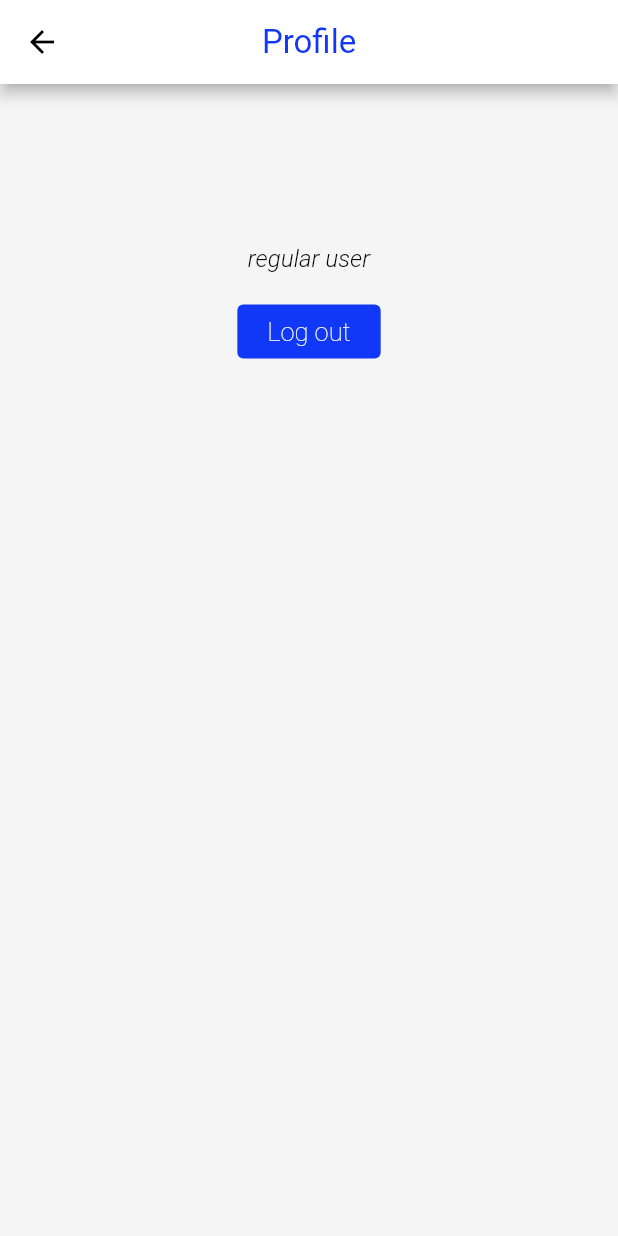
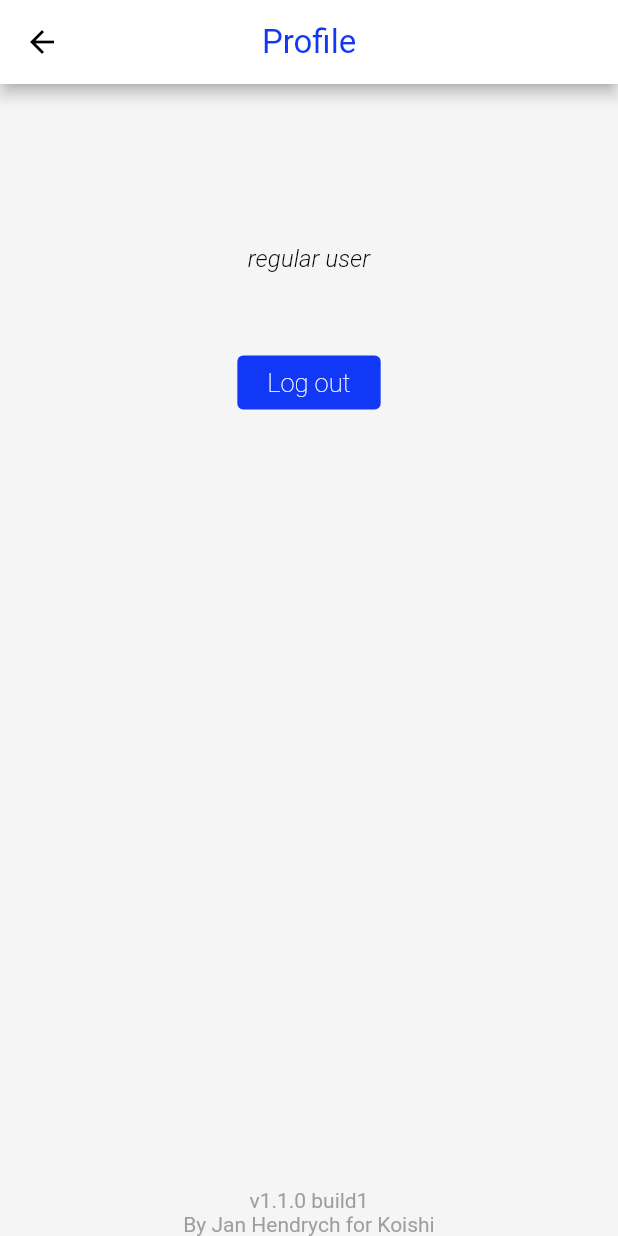
Before and after one commit to koishi-space/koishi-mobile, a Flutter app: the ProfileScreen screen opened directly, on a phone screen of 412 x 824 dp. Run offline on Flutter 3.47's test engine with Material 2 defaults, Android fonts, the phone set to English and light mode, and no system bars; our stand-ins replace connectivity, date_time_picker, get, get_storage, package_info_plus; missing offline and left inert: dart:ffi, jwt_decode; accounts and stored records are empty; network calls fail.

```diff
--- a/koishi/lib/get/app_controller.dart
+++ b/koishi/lib/get/app_controller.dart
@@ -13,6 +13,7 @@ class AppController extends GetxController {
   var serverUrl = "".obs;
   var apiToken = "".obs;
   var collections = List<Collection>.empty(growable: true).obs;
+  var appVersion = "".obs;
   User? user;
 
   static void setAndroidOverlayColor(String color) {
--- a/koishi/lib/pages/profile_screen.dart
+++ b/koishi/lib/pages/profile_screen.dart
@@ -72,15 +72,41 @@ class _ProfileScreenState extends State<ProfileScreen> {
                       .copyWith(fontSize: 16, fontStyle: FontStyle.italic),
                 ),
               ),
+              Padding(
+                padding: const EdgeInsets.only(bottom: 15),
+                child: Text(
+                  AppController.to.serverUrl.string,
+                  style: Theme.of(context)
+                      .textTheme
+                      .headline2!
+                      .copyWith(fontSize: 16, fontWeight: FontWeight.bold),
+                ),
+              ),
               ElevatedButton(
-                  onPressed: () {
-                    AppController.to.user!.logout();
-                    Get.off(() => const ServerScreen(),
-                        transition: Transition.fade);
-                  },
-                  child: const Text("Log out"))
+                onPressed: () {
+                  AppController.to.user!.logout();
+                  Get.off(() => const ServerScreen(),
+                      transition: Transition.fade);
+                },
+                child: const Text("Log out"),
+              ),
+              Expanded(
+                child: Column(
+                  mainAxisAlignment: MainAxisAlignment.end,
+                  children: [
+                    Text(
+                      AppController.to.appVersion.string,
+                      style: const TextStyle(color: Colors.grey),
+                    ),
+                    const Text(
+                      "By Jan Hendrych for Koishi",
+                      style: TextStyle(color: Colors.grey),
+                    ),
+                  ],
+                ),
+              ),
             ],
-          )
+          ),
         ],
       ),
     );
--- a/koishi/pubspec.yaml
+++ b/koishi/pubspec.yaml
@@ -1,7 +1,7 @@
 name: koishi
 description: A mobile frontend for Koishi
 publish_to: 'none'
-version: 1.0.0+1
+version: 1.1.0+1
 
 environment:
   sdk: ">=2.15.1 <3.0.0"
@@ -23,6 +23,7 @@ dependencies:
       url: https://github.com/Davenchy/flutter_launcher_icons.git
       ref: fixMinSdkParseFlutter2.8
   change_app_package_name: ^1.0.0
+  package_info_plus: ^1.4.0
 
 dev_dependencies:
   flutter_test:
```
Also changed, not shown: koishi/lib/models/api_exception.dart (added, +11 -0 lines), koishi/lib/pages/add_record_screen.dart (+28 -1 lines), koishi/lib/services/app_init_service.dart (+6 -1 lines), koishi/lib/services/koishi_api/collections_service.dart (+13 -2 lines), koishi/pubspec.lock.
